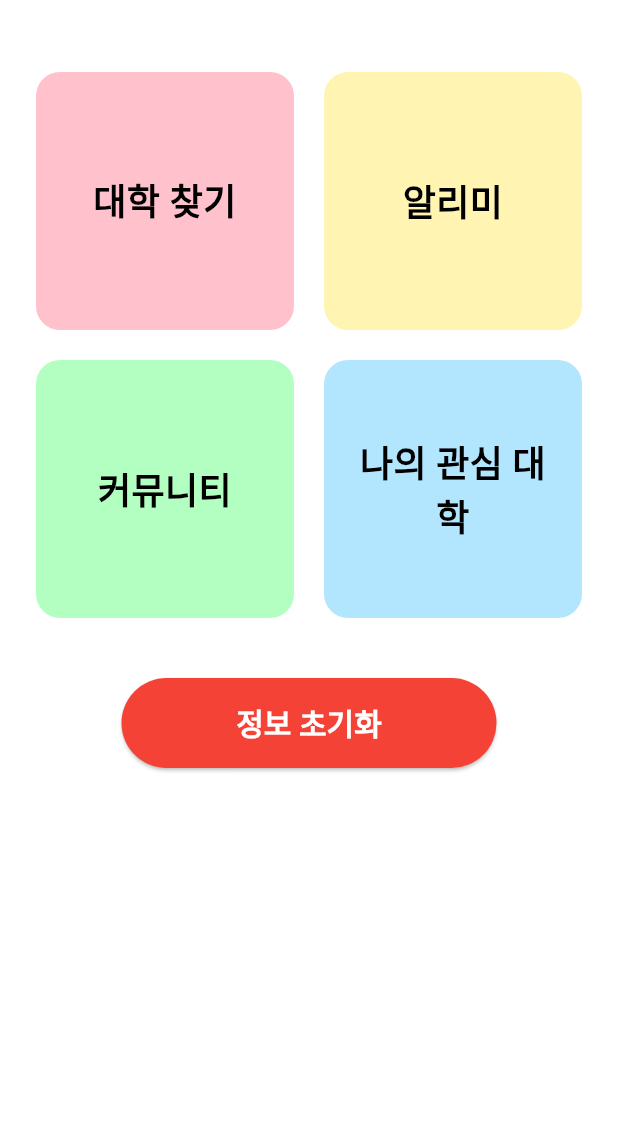
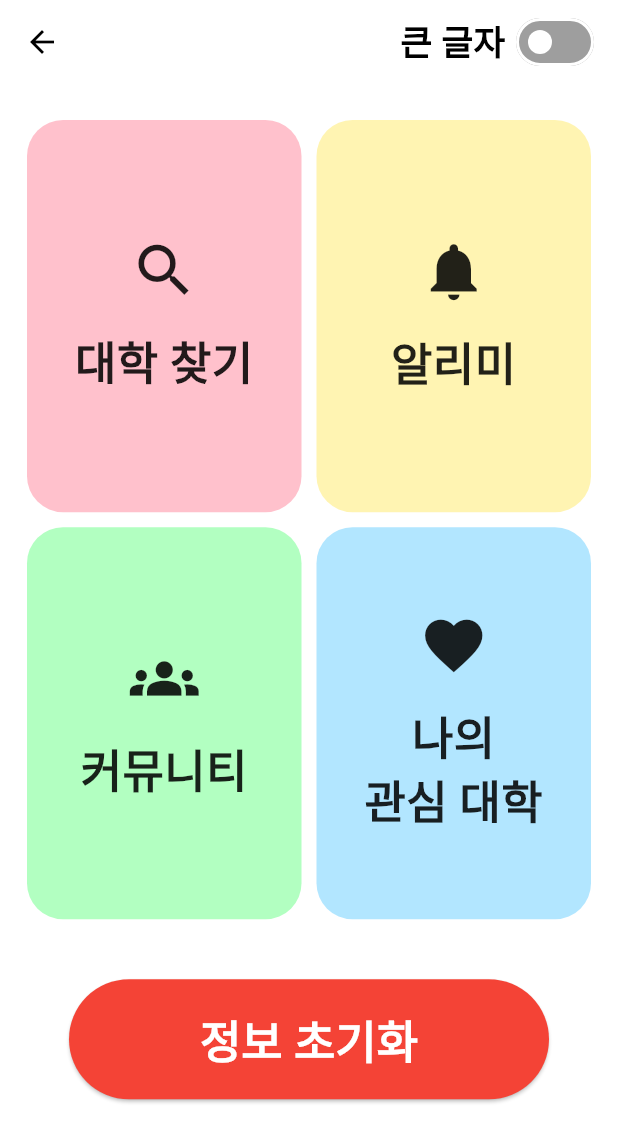
Before and after one commit to BlueDragonThon/FRONT, a Flutter app: the MobileMainScreen screen opened by its route, on a phone screen of 412 x 824 dp. Shown: the top 1142 px of the screen. Run offline on Flutter 3.47's test engine with Material 3 defaults, Android fonts, the phone set to English and light mode, and no system bars; our stand-ins replace flutter_dotenv, flutter_local_notifications, geocoding, geolocator, shared_preferences, timezone; accounts and stored records are empty; Roboto replaces fonts that are missing (Pretendard).

Commit message:
feat: 버튼 크기 확장, 큰 글자 모드 추가

```diff
--- a/lib/screens/mobile_main_screen.dart
+++ b/lib/screens/mobile_main_screen.dart
@@ -1,10 +1,10 @@
 import 'package:flutter/material.dart';
+import 'package:flutter/services.dart'; // 진동 피드백을 위해 필요
 import 'package:shared_preferences/shared_preferences.dart';
 
 // 이동할 스크린들 import (직접 사용하실 때 import 경로를 맞춰주세요)
 import 'search.dart'; // 대학 찾기(첫 번째 버튼)
 import 'reminder.dart'; // 알리미(두 번째 버튼)
-// 나머지 두 버튼(커뮤니티, 나의 관심 대학)은 기존대로 유지한다면 별도 이동 코드/화면이 없거나 기존과 동일
 
 class MobileMainScreen extends StatefulWidget {
   const MobileMainScreen({Key? key}) : super(key: key);
@@ -18,12 +18,15 @@ class _MobileMainScreenState extends State<MobileMainScreen> {
   int? userAge;         // 더 이상 표시하지 않음
   String? userLocation; // 더 이상 표시하지 않음
 
+  // '큰 글자 모드' 여부
+  bool _isLargeText = false;
+
   // 4개 항목 버튼 텍스트와 색상 (순서 유지)
   final List<String> buttonTexts = [
     '대학 찾기',
     '알리미',
     '커뮤니티',
-    '나의 관심 대학',
+    '나의\n관심 대학',
   ];
 
   final List<Color> buttonColors = [
@@ -31,6 +34,14 @@ class _MobileMainScreenState extends State<MobileMainScreen> {
     const Color(0xFFFFF4B2),
     const Color(0xFFB2FFC1),
     const Color(0xFFB2E6FF),
+  ];
+
+  // 버튼에 사용할 아이콘 (순서 동일하게)
+  final List<IconData> buttonIcons = [
+    Icons.search,         // 대학 찾기
+    Icons.notifications,  // 알리미
+    Icons.groups,         // 커뮤니티
+    Icons.favorite,       // 나의 관심 대학
   ];
 
   @override
@@ -56,7 +67,7 @@ class _MobileMainScreenState extends State<MobileMainScreen> {
     Navigator.pushNamedAndRemoveUntil(context, '/', (route) => false);
   }
 
-  // 버튼 클릭 시 스크린 이동 로직 (필요에 따라 추가/수정)
+  // 버튼 클릭 시 스크린 이동 로직
   void _navigateTo(BuildContext context, Widget screen) {
     Navigator.push(
       context,
@@ -64,8 +75,11 @@ class _MobileMainScreenState extends State<MobileMainScreen> {
     );
   }
 
-  // 버튼별로 동작을 분기하기 위해 함수 생성 (필요하다면)
+  // 버튼별로 동작을 분기
   void _onButtonTap(int index) {
+    // 먼저 진동 피드백
+    HapticFeedback.mediumImpact();
+
     switch (index) {
       case 0: // '대학 찾기'
         _navigateTo(context, const Search());
@@ -74,67 +88,116 @@ class _MobileMainScreenState extends State<MobileMainScreen> {
         _navigateTo(context, const CollegeReminderScreen());
         break;
       case 2: // '커뮤니티'
-      // 기존 로직을 유지하거나 원하는 화면으로 이동
+      // 기존 로직 유지 or 추가 화면
         break;
       case 3: // '나의 관심 대학'
-      // 기존 로직을 유지하거나 원하는 화면으로 이동
+      // 기존 로직 유지 or 추가 화면
         break;
     }
   }
 
   @override
   Widget build(BuildContext context) {
+    // 글자 크기를 토글할 때 사용될 폰트 사이즈
+    final double baseFontSize = _isLargeText ? 40.0 : 30.0;
+
     return Scaffold(
+      // AppBar에 title을 없애고, 오른쪽에만 큰 글자 모드 스위치 표시
+      appBar: AppBar(
+        elevation: 0,
+        title: null, // 메인화면 텍스트 제거
+        centerTitle: false,
+        actions: [
+          Row(
+            children: [
+              Text(
+                '큰 글자',
+                style: TextStyle(
+                  fontSize: 23,
+                  fontWeight: FontWeight.w600,
+                  color: Colors.black,
+                ),
+              ),
+              SizedBox(width: 3,),
+              Switch(
+                value: _isLargeText,
+                onChanged: (value) {
+                  setState(() {
+                    _isLargeText = value;
+                  });
+                },
+                // 토글이 항상 보이도록 트랙 색상 지정
+                inactiveThumbColor: Colors.white,
+                inactiveTrackColor: Colors.grey,
+                activeColor: Colors.white,
+                activeTrackColor: Colors.blueAccent,
+              ),
+              const SizedBox(width: 12),
+            ],
+          ),
+        ],
+      ),
       body: SafeArea(
         // 내용이 많아질 경우 스크롤 가능하도록 변경
         child: SingleChildScrollView(
-          padding: const EdgeInsets.all(24.0),
+          padding: const EdgeInsets.fromLTRB(18.0, 0, 18, 0),
           child: Column(
             children: [
-              // 상단: 이름만 표시
+              // 상단: 이름만 표시(있을 경우)
               if (userName != null && userName!.isNotEmpty)
                 Text(
                   '$userName 님 안녕하세요!',
-                  style: const TextStyle(
-                    fontSize: 30,
+                  style: TextStyle(
+                    fontSize: baseFontSize + 6,  // 이름은 좀 더 크게
                     fontWeight: FontWeight.bold,
                   ),
                   textAlign: TextAlign.center,
                 ),
               const SizedBox(height: 24),
+
               // 버튼들을 2열 그리드로 배치
               GridView.count(
                 shrinkWrap: true,
                 physics: const NeverScrollableScrollPhysics(),
                 crossAxisCount: 2,
-                mainAxisSpacing: 20,
-                crossAxisSpacing: 20,
+                mainAxisSpacing: 10,
+                crossAxisSpacing: 10,
+                // childAspectRatio가 작을수록 세로로 길어짐
+                // 더 크게 보이도록 0.7 ~ 0.8 정도로 설정
+                childAspectRatio: 0.7,
                 children: List.generate(buttonTexts.length, (index) {
-                  return _ModernButtonWidget(
+                  return _SeniorFriendlyButton(
                     text: buttonTexts[index],
+                    icon: buttonIcons[index],
                     color: buttonColors[index],
+                    fontSize: baseFontSize,
                     onTap: () => _onButtonTap(index),
                   );
                 }),
               ),
               const SizedBox(height: 40),
+
               // 정보 초기화 버튼
               SizedBox(
-                width: 250,
-                height: 60,
+                width: 320,
+                height: 80,
                 child: ElevatedButton(
-                  onPressed: _resetData,
+                  onPressed: () {
+                    // 진동 피드백
+                    HapticFeedback.heavyImpact();
+                    _resetData();
+                  },
                   style: ElevatedButton.styleFrom(
                     backgroundColor: Colors.red,
-                    textStyle: const TextStyle(
-                      fontSize: 20,
+                    textStyle: TextStyle(
+                      fontSize: baseFontSize,
                       fontWeight: FontWeight.bold,
-                      color: Colors.white, // 버튼 텍스트 흰색
+                      color: Colors.white,
                     ),
                   ),
                   child: const Text(
                     '정보 초기화',
-                    style: TextStyle(color: Colors.white), // 추가로 명시
+                    style: TextStyle(color: Colors.white),
                   ),
                 ),
               ),
@@ -146,40 +209,59 @@ class _MobileMainScreenState extends State<MobileMainScreen> {
   }
 }
 
-/// 버튼 스타일 위젯
-class _ModernButtonWidget extends StatelessWidget {
+/// 노인 친화적 버튼 스타일 위젯
+class _SeniorFriendlyButton extends StatelessWidget {
   final String text;
+  final IconData icon;
   final Color color;
   final VoidCallback? onTap;
+  final double fontSize;
 
-  const _ModernButtonWidget({
+  const _SeniorFriendlyButton({
     Key? key,
     required this.text,
+    required this.icon,
     required this.color,
     this.onTap,
+    required this.fontSize,
   }) : super(key: key);
 
   @override
   Widget build(BuildContext context) {
-    // 그림자, 그라데이션 제거 + 단색 배경
+    // 노인 친화적: 버튼 자체 크기를 크게 하고, 여백을 많이 줌
     return InkWell(
-      onTap: onTap,
-      borderRadius: BorderRadius.circular(16),
+      onTap: () {
+        // 버튼 눌렀을 때 진동 피드백
+        HapticFeedback.lightImpact();
+        onTap?.call();
+      },
+      borderRadius: BorderRadius.circular(24),
       child: Container(
-        padding: const EdgeInsets.all(16),
+        padding: const EdgeInsets.all(24),
         decoration: BoxDecoration(
           color: color,
-          borderRadius: BorderRadius.circular(16),
+          borderRadius: BorderRadius.circular(24),
         ),
         child: Center(
-          child: Text(
-            text,
-            style: const TextStyle(
-              fontSize: 24,
-              fontWeight: FontWeight.bold,
-              color: Colors.black, // 파스텔톤 배경 대비 검정색 텍스트
-            ),
-            textAlign: TextAlign.center,
+          child: Column(
+            mainAxisAlignment: MainAxisAlignment.center,
+            children: [
+              Icon(
+                icon,
+                size: fontSize + 16, // 텍스트보다 더 크게
+                color: Colors.black87,
+              ),
+              const SizedBox(height: 16),
+              Text(
+                text,
+                style: TextStyle(
+                  fontSize: fontSize,
+                  fontWeight: FontWeight.bold,
+                  color: Colors.black87,
+                ),
+                textAlign: TextAlign.center,
+              ),
+            ],
           ),
         ),
       ),
```
